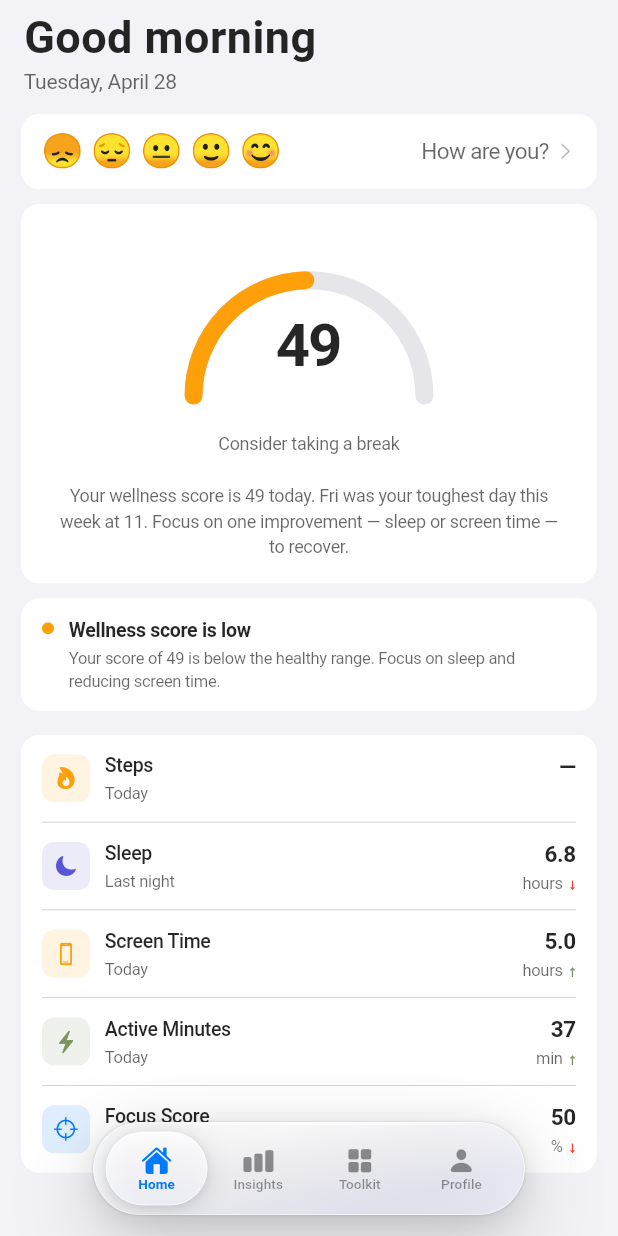
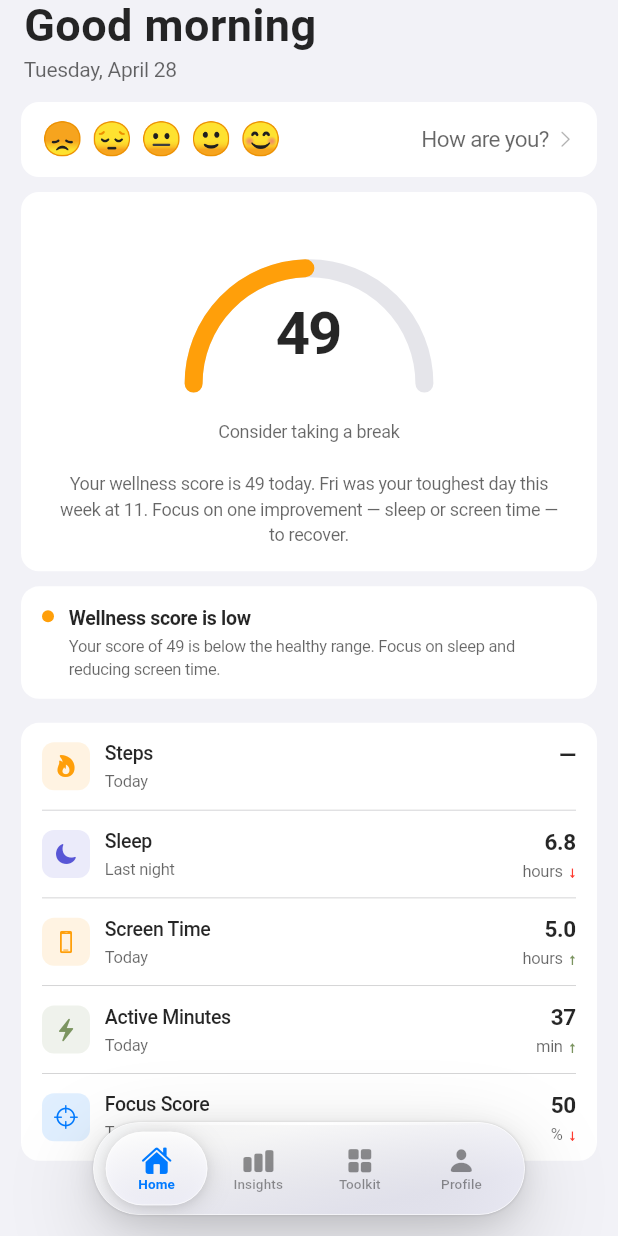
Before and after one commit to lumenworksco/CalmCampus, a Flutter app: the NativeTabHost screen opened directly, on a phone screen of 412 x 824 dp. Run offline on Flutter 3.47's test engine with Material 3 defaults, Android fonts, the phone set to English and light mode, and no system bars; our stand-ins replace flutter_local_notifications, flutter_timezone, hive_flutter, package_info_plus, pedometer, shared_preferences and 1 more; missing offline and left inert: app_usage, flutter_activity_recognition, health; accounts and stored records are empty.

Commit message:
Changing the spacing at the top of the screen

```diff
--- a/lib/screens/dashboard_screen.dart
+++ b/lib/screens/dashboard_screen.dart
@@ -246,7 +246,7 @@ class _DashboardScreenState extends State<DashboardScreen> {
               children: [
                 // -- Header --
                 Padding(
-                  padding: EdgeInsets.fromLTRB(16, topPadding + 8, 16, 0),
+                  padding: EdgeInsets.fromLTRB(16, topPadding, 16, 0),
                   child: Column(
                     crossAxisAlignment: CrossAxisAlignment.start,
                     children: [
--- a/lib/screens/insights_screen.dart
+++ b/lib/screens/insights_screen.dart
@@ -81,7 +81,7 @@ class _InsightsScreenState extends State<InsightsScreen> {
           children: [
             // -- Large title header --
             Padding(
-              padding: EdgeInsets.fromLTRB(16, topPadding + 8, 16, 2),
+              padding: EdgeInsets.fromLTRB(16, topPadding, 16, 2),
               child: const Text(
                 'Insights',
                 style: TextStyle(
--- a/lib/screens/profile_screen.dart
+++ b/lib/screens/profile_screen.dart
@@ -37,7 +37,7 @@ class ProfileScreen extends StatelessWidget {
           children: [
             // -- Header with settings gear --
             Padding(
-              padding: EdgeInsets.fromLTRB(16, topPadding + 8, 14, 0),
+              padding: EdgeInsets.fromLTRB(16, topPadding, 14, 0),
               child: Row(
                 children: [
                   const Expanded(
--- a/lib/screens/toolkit_screen.dart
+++ b/lib/screens/toolkit_screen.dart
@@ -106,7 +106,7 @@ class ToolkitScreen extends StatelessWidget {
 
     return SingleChildScrollView(
       padding: EdgeInsets.only(
-          top: topPad + 8, bottom: tabBarBottomPadding(context)),
+          top: topPad, bottom: tabBarBottomPadding(context)),
       child: Column(
         crossAxisAlignment: CrossAxisAlignment.start,
         children: [
```
